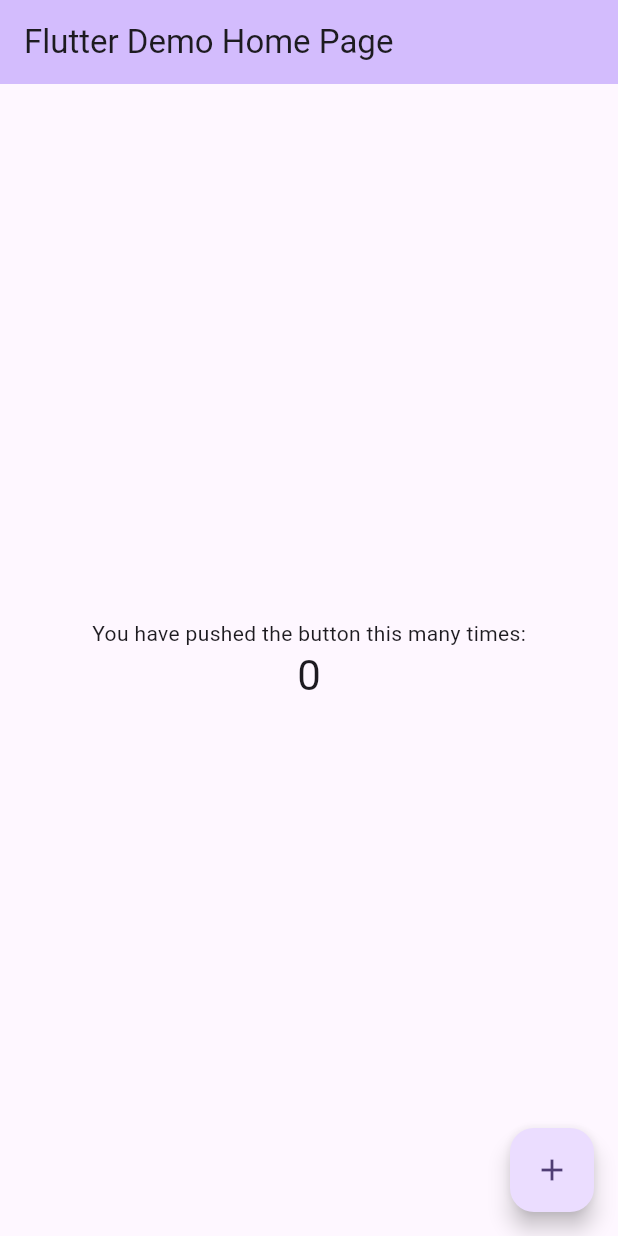
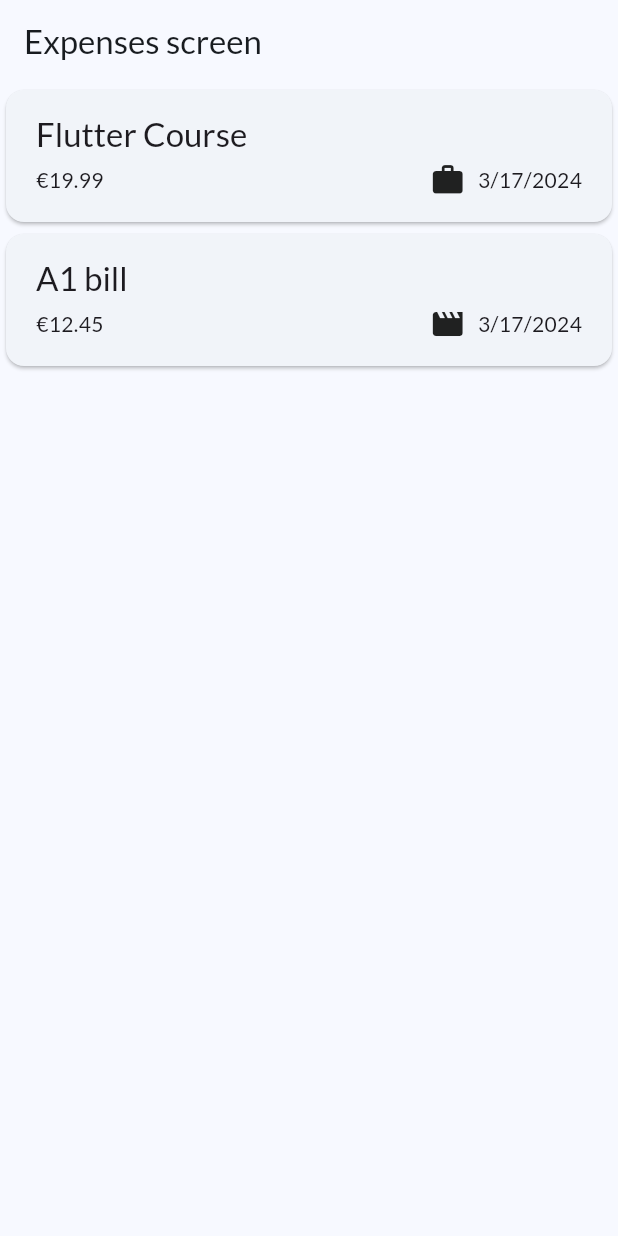
Before and after one commit to juris-hub/ExpenseTracker, a Flutter app: the screen it shows after launch, on a phone screen of 412 x 824 dp. Run offline on Flutter 3.47's test engine with Material 3 defaults, Android fonts, the phone set to English and light mode, and no system bars; our stand-ins replace google_fonts.

Commit message:
Expenses screen, expense and category model, expenses list & expense item

```diff
--- a/lib/main.dart
+++ b/lib/main.dart
@@ -1,4 +1,15 @@
+import 'package:expense_tracker/screens/expenses.dart';
 import 'package:flutter/material.dart';
+import 'package:google_fonts/google_fonts.dart';
+
+final theme = ThemeData(
+  useMaterial3: true,
+  colorScheme: ColorScheme.fromSeed(
+    brightness: Brightness.light,
+    seedColor: Colors.blue[200]!,
+  ),
+  textTheme: GoogleFonts.latoTextTheme(),
+);
 
 void main() {
   runApp(const MyApp());
@@ -7,119 +18,11 @@ void main() {
 class MyApp extends StatelessWidget {
   const MyApp({super.key});
 
-  // This widget is the root of your application.
   @override
   Widget build(BuildContext context) {
     return MaterialApp(
-      title: 'Flutter Demo',
-      theme: ThemeData(
-        // This is the theme of your application.
-        //
-        // TRY THIS: Try running your application with "flutter run". You'll see
-        // the application has a purple toolbar. Then, without quitting the app,
-        // try changing the seedColor in the colorScheme below to Colors.green
-        // and then invoke "hot reload" (save your changes or press the "hot
-        // reload" button in a Flutter-supported IDE, or press "r" if you used
-        // the command line to start the app).
-        //
-        // Notice that the counter didn't reset back to zero; the application
-        // state is not lost during the reload. To reset the state, use hot
-        // restart instead.
-        //
-        // This works for code too, not just values: Most code changes can be
-        // tested with just a hot reload.
-        colorScheme: ColorScheme.fromSeed(seedColor: Colors.deepPurple),
-        useMaterial3: true,
-      ),
-      home: const MyHomePage(title: 'Flutter Demo Home Page'),
+      home: const ExpensesScreen(),
+      theme: theme,
     );
   }
 }
-
-class MyHomePage extends StatefulWidget {
-  const MyHomePage({super.key, required this.title});
-
-  // This widget is the home page of your application. It is stateful, meaning
-  // that it has a State object (defined below) that contains fields that affect
-  // how it looks.
-
-  // This class is the configuration for the state. It holds the values (in this
-  // case the title) provided by the parent (in this case the App widget) and
-  // used by the build method of the State. Fields in a Widget subclass are
-  // always marked "final".
-
-  final String title;
-
-  @override
-  State<MyHomePage> createState() => _MyHomePageState();
-}
-
-class _MyHomePageState extends State<MyHomePage> {
-  int _counter = 0;
-
-  void _incrementCounter() {
-    setState(() {
-      // This call to setState tells the Flutter framework that something has
-      // changed in this State, which causes it to rerun the build method below
-      // so that the display can reflect the updated values. If we changed
-      // _counter without calling setState(), then the build method would not be
-      // called again, and so nothing would appear to happen.
-      _counter++;
-    });
-  }
-
-  @override
-  Widget build(BuildContext context) {
-    // This method is rerun every time setState is called, for instance as done
-    // by the _incrementCounter method above.
-    //
-    // The Flutter framework has been optimized to make rerunning build methods
-    // fast, so that you can just rebuild anything that needs updating rather
-    // than having to individually change instances of widgets.
-    return Scaffold(
-      appBar: AppBar(
-        // TRY THIS: Try changing the color here to a specific color (to
-        // Colors.amber, perhaps?) and trigger a hot reload to see the AppBar
-        // change color while the other colors stay the same.
-        backgroundColor: Theme.of(context).colorScheme.inversePrimary,
-        // Here we take the value from the MyHomePage object that was created by
-        // the App.build method, and use it to set our appbar title.
-        title: Text(widget.title),
-      ),
-      body: Center(
-        // Center is a layout widget. It takes a single child and positions it
-        // in the middle of the parent.
-        child: Column(
-          // Column is also a layout widget. It takes a list of children and
-          // arranges them vertically. By default, it sizes itself to fit its
-          // children horizontally, and tries to be as tall as its parent.
-          //
-          // Column has various properties to control how it sizes itself and
-          // how it positions its children. Here we use mainAxisAlignment to
-          // center the children vertically; the main axis here is the vertical
-          // axis because Columns are vertical (the cross axis would be
-          // horizontal).
-          //
-          // TRY THIS: Invoke "debug painting" (choose the "Toggle Debug Paint"
-          // action in the IDE, or press "p" in the console), to see the
-          // wireframe for each widget.
-          mainAxisAlignment: MainAxisAlignment.center,
-          children: <Widget>[
-            const Text(
-              'You have pushed the button this many times:',
-            ),
-            Text(
-              '$_counter',
-              style: Theme.of(context).textTheme.headlineMedium,
-            ),
-          ],
-        ),
-      ),
-      floatingActionButton: FloatingActionButton(
-        onPressed: _incrementCounter,
-        tooltip: 'Increment',
-        child: const Icon(Icons.add),
-      ), // This trailing comma makes auto-formatting nicer for build methods.
-    );
-  }
-}
--- /dev/null
+++ b/lib/models/category.dart
@@ -0,0 +1,10 @@
+import 'package:flutter/material.dart';
+
+enum Category { food, travel, leisure, work }
+
+const categoryIcons = {
+  Category.food: Icons.lunch_dining,
+  Category.travel: Icons.flight_takeoff,
+  Category.leisure: Icons.movie,
+  Category.work: Icons.work
+};
--- /dev/null
+++ b/lib/models/expense.dart
@@ -0,0 +1,26 @@
+import 'package:expense_tracker/models/category.dart';
+import 'package:intl/intl.dart';
+import 'package:uuid/uuid.dart';
+
+final formatter = DateFormat.yMd();
+
+const uuid = Uuid();
+
+class Expense {
+  Expense(
+      {required this.title,
+      required this.amount,
+      required this.date,
+      required this.category})
+      : id = uuid.v4();
+
+  final String title;
+  final double amount;
+  final String id;
+  final DateTime date;
+  final Category category;
+
+  String get formattedDate {
+    return formatter.format(date);
+  }
+}
--- /dev/null
+++ b/lib/screens/expenses.dart
@@ -0,0 +1,52 @@
+import 'package:expense_tracker/models/category.dart';
+import 'package:expense_tracker/models/expense.dart';
+import 'package:expense_tracker/widgets/expenses_list.dart';
+import 'package:flutter/material.dart';
+
+class ExpensesScreen extends StatefulWidget {
+  const ExpensesScreen({super.key});
+
+  @override
+  State<ExpensesScreen> createState() => _ExpensesState();
+}
+
+class _ExpensesState extends State<ExpensesScreen> {
+  final List<Expense> _registeredExpenses = [
+    Expense(
+        amount: 19.99,
+        category: Category.work,
+        date: DateTime.now(),
+        title: 'Flutter Course'),
+    Expense(
+        amount: 12.45,
+        category: Category.leisure,
+        date: DateTime.now(),
+        title: 'A1 bill'),
+  ];
+
+  void _removeExpense(Expense expense) {
+    setState(() {
+      _registeredExpenses.remove(expense);
+    });
+  }
+
+  @override
+  Widget build(BuildContext context) {
+    Widget mainContent = const Center(
+      child: Text('No expenses found. Start adding some!'),
+    );
+
+    if (_registeredExpenses.isNotEmpty) {
+      mainContent = ExpensesList(
+        expenses: _registeredExpenses,
+        onRemove: _removeExpense,
+      );
+    }
+
+    return Scaffold(
+        appBar: AppBar(
+          title: const Text('Expenses screen'),
+        ),
+        body: mainContent);
+  }
+}
--- /dev/null
+++ b/lib/widgets/expense_item.dart
@@ -0,0 +1,48 @@
+import 'package:expense_tracker/models/category.dart';
+import 'package:expense_tracker/models/expense.dart';
+import 'package:flutter/material.dart';
+
+class ExpenseItem extends StatelessWidget {
+  const ExpenseItem({super.key, required this.expense});
+
+  final Expense expense;
+
+  @override
+  Widget build(BuildContext context) {
+    return Card(
+        child: Padding(
+      padding: const EdgeInsets.symmetric(horizontal: 20, vertical: 16),
+      child: Column(
+        crossAxisAlignment: CrossAxisAlignment.start,
+        children: [
+          Text(
+            expense.title,
+            style: Theme.of(context).textTheme.titleLarge,
+          ),
+          const SizedBox(height: 4),
+          Row(
+            children: [
+              Text(
+                '€${expense.amount.toStringAsFixed(2)}',
+              ),
+              const Spacer(),
+              Row(
+                children: [
+                  Icon(
+                    categoryIcons[expense.category],
+                  ),
+                  const SizedBox(
+                    width: 8,
+                  ),
+                  Text(
+                    expense.formattedDate,
+                  ),
+                ],
+              )
+            ],
+          )
+        ],
+      ),
+    ));
+  }
+}
--- /dev/null
+++ b/lib/widgets/expenses_list.dart
@@ -0,0 +1,24 @@
+import 'package:expense_tracker/models/expense.dart';
+import 'package:expense_tracker/widgets/expense_item.dart';
+import 'package:flutter/material.dart';
+
+class ExpensesList extends StatelessWidget {
+  const ExpensesList(
+      {super.key, required this.expenses, required this.onRemove});
+
+  final List<Expense> expenses;
+  final void Function(Expense expense) onRemove;
+
+  @override
+  Widget build(BuildContext context) {
+    return ListView.builder(
+      itemCount: expenses.length,
+      itemBuilder: (context, index) => Dismissible(
+        key: ValueKey(expenses[index]),
+        child: ExpenseItem(
+          expense: expenses[index],
+        ),
+      ),
+    );
+  }
+}
--- a/pubspec.yaml
+++ b/pubspec.yaml
@@ -35,6 +35,9 @@ dependencies:
   # The following adds the Cupertino Icons font to your application.
   # Use with the CupertinoIcons class for iOS style icons.
   cupertino_icons: ^1.0.6
+  uuid: ^4.3.3
+  intl: ^0.19.0
+  google_fonts: ^6.2.1
 
 dev_dependencies:
   flutter_test:
```
Also changed, not shown: pubspec.lock, 1 other file.
